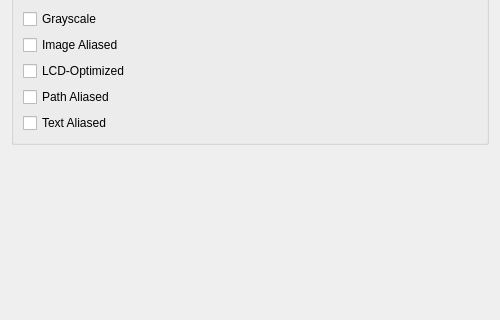
Before: the Qt Designer form UI/wise-settings.ui in textbrowser/wise, drawn with Qt 5; both pictures show x 0 to 500 and y 180 to 500 of the 500 by 500 pixel window.
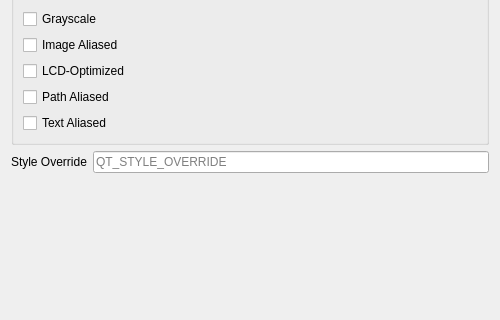
After: the same form once the commit is applied.

Diff of the .ui file:
```diff
--- a/UI/wise-settings.ui
+++ b/UI/wise-settings.ui
@@ -160,6 +160,30 @@
      </layout>
     </widget>
    </item>
+   <item>
+    <layout class="QHBoxLayout" name="horizontalLayout_4">
+     <item>
+      <widget class="QLabel" name="label_3">
+       <property name="text">
+        <string>Style Override</string>
+       </property>
+      </widget>
+     </item>
+     <item>
+      <widget class="QLineEdit" name="style_override">
+       <property name="toolTip">
+        <string>&lt;html&gt;&lt;head/&gt;&lt;body&gt;&lt;p&gt;Please press the Enter key to save the style override.&lt;/p&gt;&lt;/body&gt;&lt;/html&gt;</string>
+       </property>
+       <property name="placeholderText">
+        <string>QT_STYLE_OVERRIDE</string>
+       </property>
+       <property name="clearButtonEnabled">
+        <bool>true</bool>
+       </property>
+      </widget>
+     </item>
+    </layout>
+   </item>
    <item>
     <spacer name="verticalSpacer">
      <property name="orientation">
```
